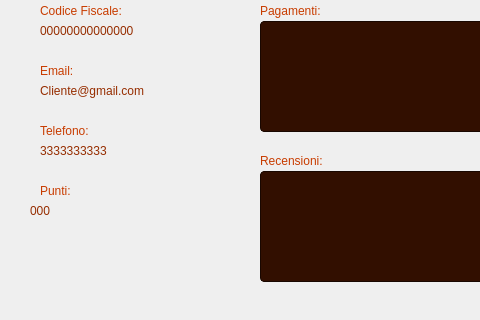
GiacomoPrincipi/CineMax, file Viste/VistaVisualizzaClienteAmministratore.ui: the form before one commit; both pictures show x 0 to 480 and y 179 to 499 of the 790 by 499 pixel window.
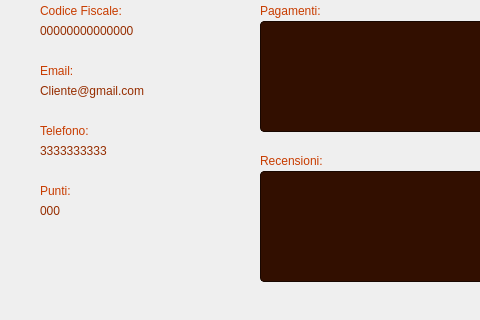
The form after the commit. Icons and pictures are not drawn.

Patch:
```diff
--- a/Viste/VistaVisualizzaClienteAmministratore.ui
+++ b/Viste/VistaVisualizzaClienteAmministratore.ui
@@ -326,9 +326,9 @@
   <widget class="QLabel" name="labelPuntiCliente">
    <property name="geometry">
     <rect>
-     <x>30</x>
+     <x>40</x>
      <y>380</y>
-     <width>101</width>
+     <width>81</width>
      <height>20</height>
     </rect>
    </property>
```
Left out of the diff: 2 changed lines with no effect on the pictures.
